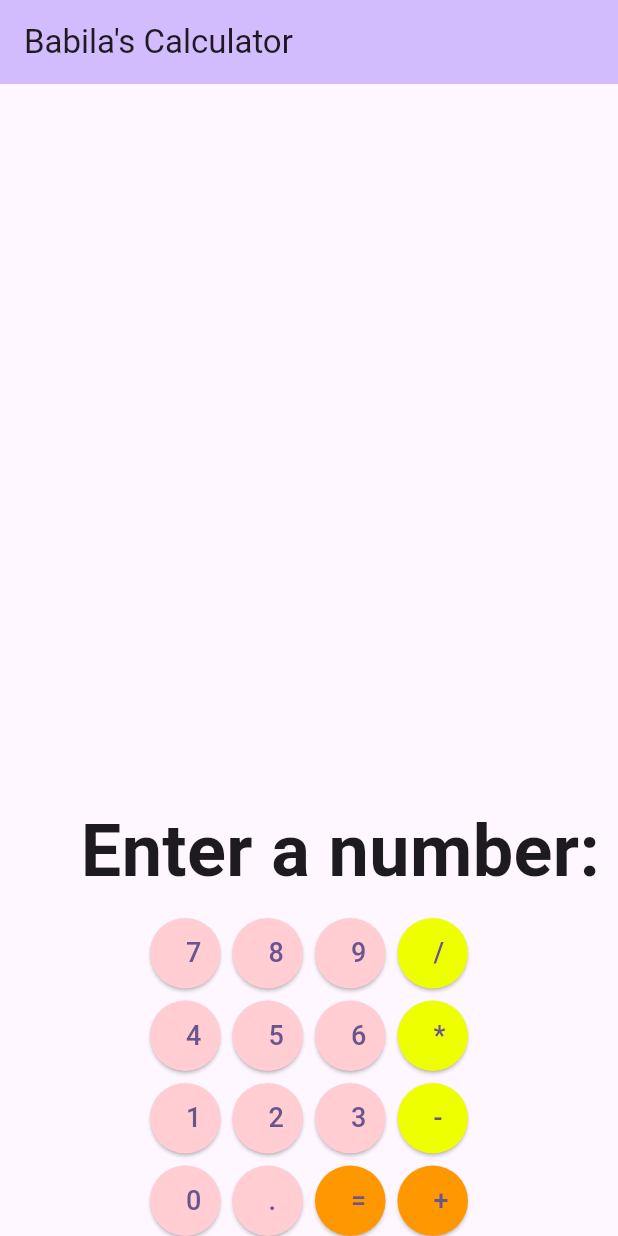
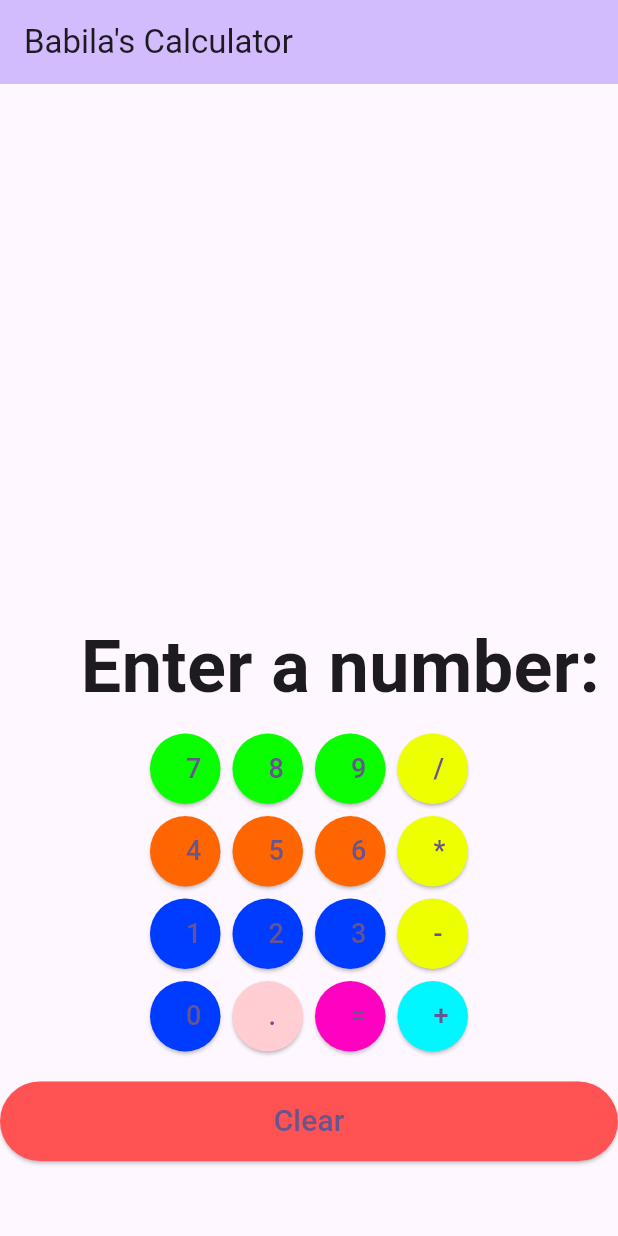
Before and after one commit to BillaVanilla/Calculator_App_HW2, a Flutter app: the screen it shows after launch, on a phone screen of 412 x 824 dp. Run offline on Flutter 3.47's test engine with Material 3 defaults, Android fonts, the phone set to English and light mode, and no system bars.

Commit message:
add button functionality for clearing the calculator and added funkey colors for the calculator

```diff
--- a/lib/main.dart
+++ b/lib/main.dart
@@ -145,26 +145,43 @@ Widget build(BuildContext context) {
               childAspectRatio: 1,
           // Start of Button List
            children: [
-            Buttonbuilder('7', () => DigitButtonPress('7')),
-            Buttonbuilder('8', () => DigitButtonPress('8')),
-            Buttonbuilder('9', () => DigitButtonPress('9')),
+            Buttonbuilder('7', () => DigitButtonPress('7'), color: const Color.fromARGB(255, 9, 255, 0)),
+            Buttonbuilder('8', () => DigitButtonPress('8'), color: const Color.fromARGB(255, 9, 255, 0)),
+            Buttonbuilder('9', () => DigitButtonPress('9'), color: const Color.fromARGB(255, 9, 255, 0)),
             Buttonbuilder('/', () => OperatorButtonPress('/'), color: const Color.fromARGB(255, 238, 255, 0)),
-            Buttonbuilder('4', () => DigitButtonPress('4')),
-            Buttonbuilder('5', () => DigitButtonPress('5')),
-            Buttonbuilder('6', () => DigitButtonPress('6')),
+            Buttonbuilder('4', () => DigitButtonPress('4'), color: const Color.fromARGB(255, 255, 102, 0)),
+            Buttonbuilder('5', () => DigitButtonPress('5'), color: const Color.fromARGB(255, 255, 102, 0)),
+            Buttonbuilder('6', () => DigitButtonPress('6'), color: const Color.fromARGB(255, 255, 102, 0)),
             Buttonbuilder('*', () => OperatorButtonPress('*'), color: const Color.fromARGB(255, 238, 255, 0)),
-            Buttonbuilder('1', () => DigitButtonPress('1')),
-            Buttonbuilder('2', () => DigitButtonPress('2')),
-            Buttonbuilder('3', () => DigitButtonPress('3')),
+            Buttonbuilder('1', () => DigitButtonPress('1'), color: const Color.fromARGB(255, 0, 60, 255)),
+            Buttonbuilder('2', () => DigitButtonPress('2'), color: const Color.fromARGB(255, 0, 60, 255)),
+            Buttonbuilder('3', () => DigitButtonPress('3'), color: const Color.fromARGB(255, 0, 60, 255)),
             Buttonbuilder('-', () => OperatorButtonPress('-'), color: const Color.fromARGB(255, 238, 255, 0)),
-            Buttonbuilder('0', () => DigitButtonPress('0')),
+            Buttonbuilder('0', () => DigitButtonPress('0'), color: const Color.fromARGB(255, 0, 60, 255)),
             Buttonbuilder('.', () => DigitButtonPress('.')),
-            Buttonbuilder('=', calculate, color: Colors.orange),
-            Buttonbuilder('+', () => OperatorButtonPress('+'), color: Colors.orange),
-              ]
-            )
-          )
-         ]
+            Buttonbuilder('=', calculate, color: const Color.fromARGB(255, 255, 1, 192)),
+            Buttonbuilder('+', () => OperatorButtonPress('+'), color: const Color.fromARGB(255, 0, 247, 255)),
+              ],
+            ),
+          ),
+          // Clear Button Start
+          const SizedBox(height: 20),
+          SizedBox(
+            width: double.infinity,
+            child: ElevatedButton(
+              style: ElevatedButton.styleFrom(
+                padding: const EdgeInsets.all(12.0),
+                backgroundColor: Colors.redAccent,
+                  ),
+          onPressed: ClearButton,
+              child: const Text(
+                'Clear',
+                style: TextStyle(fontSize: 20),
+                ),
+              ),
+            ),
+            const SizedBox(height: 50),
+         ],
       ),
     );
   }
```
